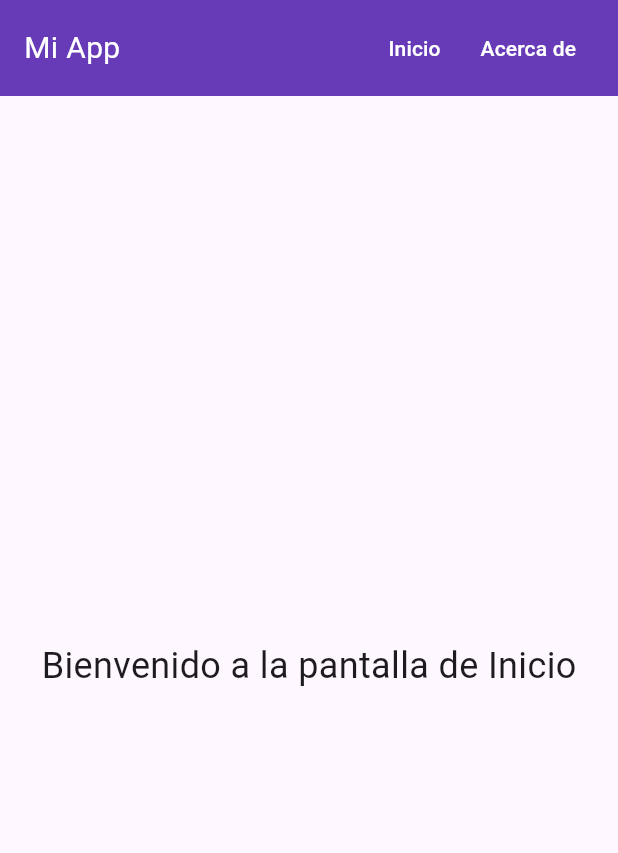
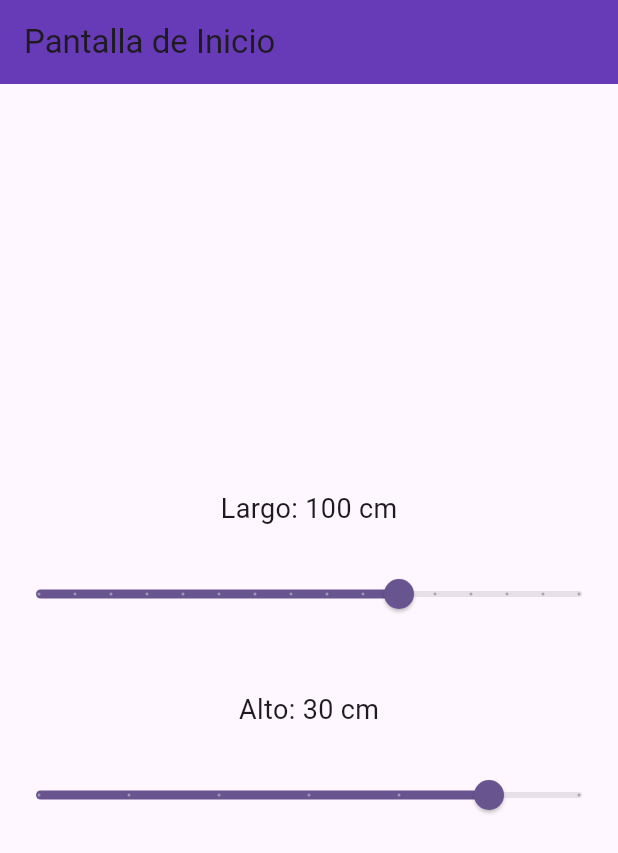
Before and after one commit to fedegonc/untitled, a Flutter app: the screen it shows after launch, on a phone screen of 412 x 824 dp. Shown: the top 853 px of the screen. Run offline on Flutter 3.47's test engine with Material 3 defaults, Android fonts, the phone set to English and light mode, and no system bars.

Commit message:
rebuild app 'crete sliders'

```diff
--- /dev/null
+++ b/lib/components/custom_slider1.dart
@@ -0,0 +1,46 @@
+import 'package:flutter/material.dart';
+
+class CustomSlider1 extends StatefulWidget {
+  final double min;
+  final double max;
+  final int divisions;
+
+  const CustomSlider1({
+    Key? key,
+    required this.min,
+    required this.max,
+    required this.divisions,
+  }) : super(key: key);
+
+  @override
+  _CustomSlider1State createState() => _CustomSlider1State();
+}
+
+class _CustomSlider1State extends State<CustomSlider1> {
+  double _sliderValue = 100; // Valor inicial del slider.
+
+  @override
+  Widget build(BuildContext context) {
+    return Column(
+      children: [
+        Text(
+          'Largo: ${_sliderValue.toInt()} cm',
+          style: const TextStyle(fontSize: 18),
+        ),
+        const SizedBox(height: 20),
+        Slider(
+          value: _sliderValue,
+          min: widget.min,
+          max: widget.max,
+          divisions: widget.divisions,
+          label: _sliderValue.toInt().toString(),
+          onChanged: (double newValue) {
+            setState(() {
+              _sliderValue = newValue; // Actualiza el valor del slider.
+            });
+          },
+        ),
+      ],
+    );
+  }
+}
--- /dev/null
+++ b/lib/components/custom_slider2.dart
@@ -0,0 +1,46 @@
+import 'package:flutter/material.dart';
+
+class CustomSlider2 extends StatefulWidget {
+  final double min;
+  final double max;
+  final int divisions;
+
+  const CustomSlider2({
+    Key? key,
+    required this.min,
+    required this.max,
+    required this.divisions,
+  }) : super(key: key);
+
+  @override
+  _CustomSlider2State createState() => _CustomSlider2State();
+}
+
+class _CustomSlider2State extends State<CustomSlider2> {
+  double _sliderValue = 30; // Valor inicial del slider.
+
+  @override
+  Widget build(BuildContext context) {
+    return Column(
+      children: [
+        Text(
+          'Alto: ${_sliderValue.toInt()} cm',
+          style: const TextStyle(fontSize: 18),
+        ),
+        const SizedBox(height: 20),
+        Slider(
+          value: _sliderValue,
+          min: widget.min,
+          max: widget.max,
+          divisions: widget.divisions,
+          label: _sliderValue.toInt().toString(),
+          onChanged: (double newValue) {
+            setState(() {
+              _sliderValue = newValue; // Actualiza el valor del slider.
+            });
+          },
+        ),
+      ],
+    );
+  }
+}
--- a/lib/components/navbar.dart
+++ /dev/null
@@ -1,42 +0,0 @@
-import 'package:flutter/material.dart';
-
-class Navbar extends StatelessWidget {
-  @override
-  Widget build(BuildContext context) {
-    return Container(
-      color: Colors.deepPurple,
-      padding: EdgeInsets.symmetric(horizontal: 16, vertical: 8),
-      child: Row(
-        mainAxisAlignment: MainAxisAlignment.spaceBetween,
-        children: [
-          Text(
-            'Mi App',
-            style: TextStyle(color: Colors.white, fontSize: 20),
-          ),
-          Row(
-            children: [
-              TextButton(
-                onPressed: () {
-                  Navigator.pushNamed(context, '/home'); // Navega a '/home'
-                },
-                child: Text(
-                  'Inicio',
-                  style: TextStyle(color: Colors.white),
-                ),
-              ),
-              TextButton(
-                onPressed: () {
-                  Navigator.pushNamed(context, '/about'); // Navega a '/about'
-                },
-                child: Text(
-                  'Acerca de',
-                  style: TextStyle(color: Colors.white),
-                ),
-              ),
-            ],
-          ),
-        ],
-      ),
-    );
-  }
-}
--- a/lib/screens/home.dart
+++ b/lib/screens/home.dart
@@ -1,22 +1,35 @@
 import 'package:flutter/material.dart';
-import '../components/navbar.dart';
+import '../components/custom_slider1.dart';
+import '../components/custom_slider2.dart';
 
 class HomeScreen extends StatelessWidget {
   @override
   Widget build(BuildContext context) {
     return Scaffold(
-      body: Column(
-        children: [
-          Navbar(),
-          Expanded(
-            child: Center(
-              child: Text(
-                'Bienvenido a la pantalla de Inicio',
-                style: TextStyle(fontSize: 24),
-              ),
+      appBar: AppBar(
+        title: const Text('Pantalla de Inicio'),
+        backgroundColor: Colors.deepPurple,
+      ),
+      body: Center(
+        child: Column(
+          mainAxisAlignment: MainAxisAlignment.center,
+          children: [
+            // Primer Slider
+            CustomSlider1(
+              min: 0,
+              max: 150,
+              divisions: 15, // Incrementos de 10.
             ),
-          ),
-        ],
+            const SizedBox(height: 40),
+
+            // Segundo Slider
+            CustomSlider2(
+              min: 17,
+              max: 33,
+              divisions: 6, // Incrementos de 3 cm.
+            ),
+          ],
+        ),
       ),
     );
   }
```
Also changed, not shown: lib/components/counter_display.dart (added, +23 -0 lines), lib/main.dart (+3 -57 lines), lib/screens/about.dart (deleted, +0 -23 lines), lib/services/counter_service.dart (added, +9 -0 lines), 4 other files.
